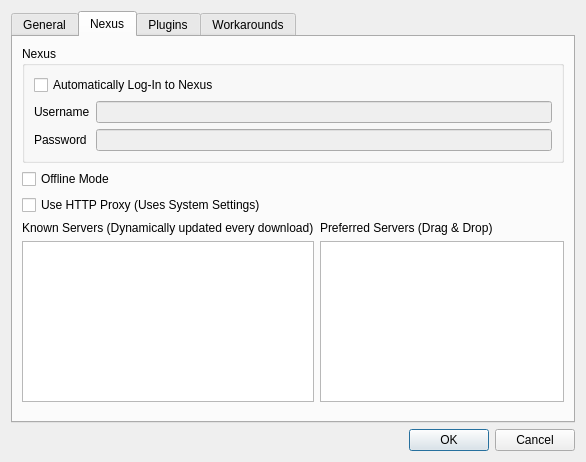
Holt59/mo2-merge, file modorganizer/src/settingsdialog.ui: the form before one commit.
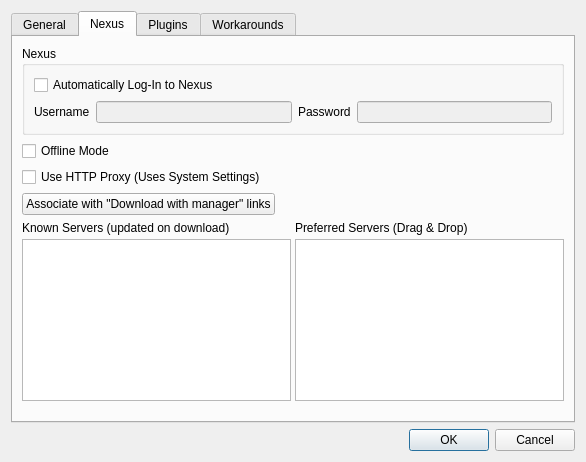
The form after the commit. The open tabs and pages were chosen to show the change. Icons and pictures are not drawn.

Commit message: [modorganizer] - nxmhandler will now ask before registering itself - downloads from nexus are now displayed before file information is retrieved - logging from the ui is now a bit more informative - download list now scrolls to bottom automatically

```diff
--- a/modorganizer/src/settingsdialog.ui
+++ b/modorganizer/src/settingsdialog.ui
@@ -275,32 +275,29 @@
            </widget>
           </item>
           <item>
-           <layout class="QFormLayout" name="formLayout">
-            <property name="fieldGrowthPolicy">
-             <enum>QFormLayout::AllNonFixedFieldsGrow</enum>
-            </property>
-            <item row="0" column="0">
+           <layout class="QHBoxLayout" name="horizontalLayout_10">
+            <item>
              <widget class="QLabel" name="label_2">
               <property name="text">
                <string>Username</string>
               </property>
              </widget>
             </item>
-            <item row="0" column="1">
+            <item>
              <widget class="QLineEdit" name="usernameEdit">
               <property name="enabled">
                <bool>false</bool>
               </property>
              </widget>
             </item>
-            <item row="1" column="0">
+            <item>
              <widget class="QLabel" name="label_3">
               <property name="text">
                <string>Password</string>
               </property>
              </widget>
             </item>
-            <item row="1" column="1">
+            <item>
              <widget class="QLineEdit" name="passwordEdit">
               <property name="enabled">
                <bool>false</bool>
@@ -342,13 +339,40 @@
         </widget>
        </item>
        <item>
-        <layout class="QHBoxLayout" name="horizontalLayout_8">
+        <layout class="QHBoxLayout" name="horizontalLayout_7">
+         <item>
+          <widget class="QPushButton" name="associateButton">
+           <property name="text">
+            <string>Associate with &quot;Download with manager&quot; links</string>
+           </property>
+          </widget>
+         </item>
+         <item>
+          <spacer name="horizontalSpacer_4">
+           <property name="orientation">
+            <enum>Qt::Horizontal</enum>
+           </property>
+           <property name="sizeHint" stdset="0">
+            <size>
+             <width>40</width>
+             <height>20</height>
+            </size>
+           </property>
+          </spacer>
+         </item>
+        </layout>
+       </item>
+       <item>
+        <layout class="QHBoxLayout" name="horizontalLayout_8" stretch="0,0">
+         <property name="spacing">
+          <number>4</number>
+         </property>
          <item>
           <layout class="QVBoxLayout" name="verticalLayout_6">
            <item>
             <widget class="QLabel" name="label_16">
              <property name="text">
-              <string>Known Servers (Dynamically updated every download)</string>
+              <string>Known Servers (updated on download)</string>
              </property>
             </widget>
            </item>
```
The commit also changes 16 other files.
